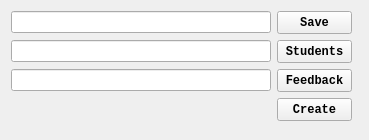
This is src/feat/views/gui_feat_new_file.ui in AnneliesVlaar/Feat as Qt 5 draws it before an edit. The edited form follows.
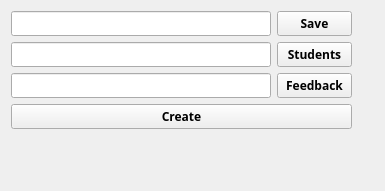
This is the edited form.

Commit message:
change font to Menlo and fontsize to 13
font size had influence on the layout of the pushbottons (from round to square)

Patch:
```diff
--- a/src/feat/views/gui_feat_new_file.ui
+++ b/src/feat/views/gui_feat_new_file.ui
@@ -6,8 +6,8 @@
    <rect>
     <x>0</x>
     <y>0</y>
-    <width>369</width>
-    <height>140</height>
+    <width>385</width>
+    <height>191</height>
    </rect>
   </property>
   <property name="sizePolicy">
@@ -24,8 +24,7 @@
   </property>
   <property name="font">
    <font>
-    <family>Consolas</family>
-    <weight>75</weight>
+    <family>Menlo</family>
     <bold>true</bold>
    </font>
   </property>
@@ -157,33 +156,8 @@
      </item>
      <item>
       <layout class="QHBoxLayout" name="horizontalLayout_4">
-       <item>
-        <spacer name="horizontalSpacer">
-         <property name="orientation">
-          <enum>Qt::Horizontal</enum>
-         </property>
-         <property name="sizeHint" stdset="0">
-          <size>
-           <width>258</width>
-           <height>17</height>
-          </size>
-         </property>
-        </spacer>
-       </item>
        <item>
         <widget class="QPushButton" name="create_new_file">
-         <property name="minimumSize">
-          <size>
-           <width>75</width>
-           <height>23</height>
-          </size>
-         </property>
-         <property name="maximumSize">
-          <size>
-           <width>75</width>
-           <height>16777215</height>
-          </size>
-         </property>
          <property name="text">
           <string>Create</string>
          </property>
```
The commit also changes 1 other file.
